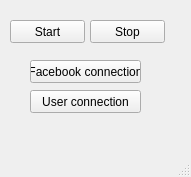
Old version of the form network-example/network-user/forms/UserMainWindow.ui in the repository hasboeuf/hb.
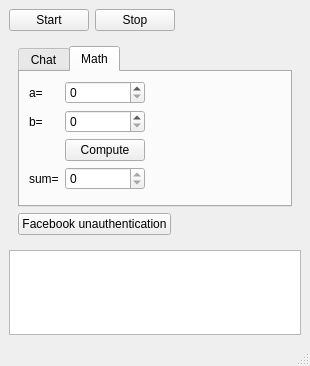
New version of the form. The open tabs and pages were chosen to show the change.

```diff
--- a/network-example/network-user/forms/UserMainWindow.ui
+++ b/network-example/network-user/forms/UserMainWindow.ui
@@ -6,66 +6,207 @@
    <rect>
     <x>0</x>
     <y>0</y>
-    <width>191</width>
-    <height>177</height>
+    <width>310</width>
+    <height>366</height>
    </rect>
   </property>
   <property name="windowTitle">
    <string>MainWindow</string>
   </property>
   <widget class="QWidget" name="centralwidget">
-   <widget class="QPushButton" name="ui_qpb_start">
-    <property name="geometry">
-     <rect>
-      <x>10</x>
-      <y>20</y>
-      <width>75</width>
-      <height>23</height>
-     </rect>
-    </property>
-    <property name="text">
-     <string>Start</string>
-    </property>
-   </widget>
-   <widget class="QPushButton" name="ui_qpb_stop">
-    <property name="geometry">
-     <rect>
-      <x>90</x>
-      <y>20</y>
-      <width>75</width>
-      <height>23</height>
-     </rect>
-    </property>
-    <property name="text">
-     <string>Stop</string>
-    </property>
-   </widget>
-   <widget class="QPushButton" name="ui_qpb_fb_connection">
-    <property name="geometry">
-     <rect>
-      <x>30</x>
-      <y>60</y>
-      <width>111</width>
-      <height>23</height>
-     </rect>
-    </property>
-    <property name="text">
-     <string>Facebook connection</string>
-    </property>
-   </widget>
-   <widget class="QPushButton" name="ui_qpb_user_connection">
-    <property name="geometry">
-     <rect>
-      <x>30</x>
-      <y>90</y>
-      <width>111</width>
-      <height>23</height>
-     </rect>
-    </property>
-    <property name="text">
-     <string>User connection</string>
-    </property>
-   </widget>
+   <layout class="QVBoxLayout" name="verticalLayout">
+    <item>
+     <layout class="QHBoxLayout" name="horizontalLayout">
+      <item>
+       <widget class="QPushButton" name="ui_qpb_start">
+        <property name="text">
+         <string>Start</string>
+        </property>
+       </widget>
+      </item>
+      <item>
+       <widget class="QPushButton" name="ui_qpb_stop">
+        <property name="text">
+         <string>Stop</string>
+        </property>
+       </widget>
+      </item>
+      <item>
+       <spacer name="horizontalSpacer">
+        <property name="orientation">
+         <enum>Qt::Horizontal</enum>
+        </property>
+        <property name="sizeHint" stdset="0">
+         <size>
+          <width>40</width>
+          <height>20</height>
+         </size>
+        </property>
+       </spacer>
+      </item>
+     </layout>
+    </item>
+    <item>
+     <widget class="QStackedWidget" name="ui_qsw_stack">
+      <property name="currentIndex">
+       <number>1</number>
+      </property>
+      <widget class="QWidget" name="ui_qw_welcome">
+       <layout class="QHBoxLayout" name="horizontalLayout_2">
+        <item>
+         <widget class="QLabel" name="label">
+          <property name="text">
+           <string>Bonjour.</string>
+          </property>
+         </widget>
+        </item>
+       </layout>
+      </widget>
+      <widget class="QWidget" name="ui_qw_auth">
+       <layout class="QHBoxLayout" name="horizontalLayout_3">
+        <item>
+         <widget class="QPushButton" name="ui_qpb_fb_authentication">
+          <property name="text">
+           <string>Facebook authentication</string>
+          </property>
+         </widget>
+        </item>
+       </layout>
+      </widget>
+      <widget class="QWidget" name="ui_qw_app">
+       <layout class="QVBoxLayout" name="verticalLayout_2">
+        <item>
+         <widget class="QTabWidget" name="tabWidget">
+          <property name="currentIndex">
+           <number>0</number>
+          </property>
+          <widget class="QWidget" name="tab">
+           <attribute name="title">
+            <string>Chat</string>
+           </attribute>
+           <layout class="QVBoxLayout" name="verticalLayout_3">
+            <item>
+             <widget class="QTextEdit" name="ui_qte_chat"/>
+            </item>
+            <item>
+             <layout class="QHBoxLayout" name="horizontalLayout_5">
+              <item>
+               <widget class="QLineEdit" name="ui_qle_text"/>
+              </item>
+              <item>
+               <widget class="QPushButton" name="ui_qpb_send">
+                <property name="text">
+                 <string>Send</string>
+                </property>
+               </widget>
+              </item>
+             </layout>
+            </item>
+           </layout>
+          </widget>
+          <widget class="QWidget" name="tab_2">
+           <attribute name="title">
+            <string>Math</string>
+           </attribute>
+           <layout class="QVBoxLayout" name="verticalLayout_4">
+            <item>
+             <layout class="QHBoxLayout" name="horizontalLayout_6">
+              <item>
+               <layout class="QFormLayout" name="formLayout">
+                <item row="0" column="0">
+                 <widget class="QLabel" name="label_2">
+                  <property name="text">
+                   <string>a=</string>
+                  </property>
+                 </widget>
+                </item>
+                <item row="1" column="0">
+                 <widget class="QLabel" name="label_3">
+                  <property name="text">
+                   <string>b=</string>
+                  </property>
+                 </widget>
+                </item>
+                <item row="0" column="1">
+                 <widget class="QSpinBox" name="ui_qsb_a"/>
+                </item>
+                <item row="1" column="1">
+                 <widget class="QSpinBox" name="ui_qsb_b"/>
+                </item>
+                <item row="3" column="0">
+                 <widget class="QLabel" name="label_5">
+                  <property name="text">
+                   <string>sum=</string>
+                  </property>
+                 </widget>
+                </item>
+                <item row="2" column="1">
+                 <widget class="QPushButton" name="ui_qpb_compute">
+                  <property name="text">
+                   <string>Compute</string>
+                  </property>
+                 </widget>
+                </item>
+                <item row="3" column="1">
+                 <widget class="QSpinBox" name="ui_qsb_sum">
+                  <property name="readOnly">
+                   <bool>true</bool>
+                  </property>
+                 </widget>
+                </item>
+               </layout>
+              </item>
+              <item>
+               <spacer name="horizontalSpacer_3">
+                <property name="orientation">
+                 <enum>Qt::Horizontal</enum>
+                </property>
+                <property name="sizeHint" stdset="0">
+                 <size>
+                  <width>40</width>
+                  <height>20</height>
+                 </size>
+                </property>
+               </spacer>
+              </item>
+             </layout>
+            </item>
+           </layout>
+          </widget>
+         </widget>
+        </item>
+        <item>
+         <layout class="QHBoxLayout" name="horizontalLayout_4">
+          <item>
+           <widget class="QPushButton" name="ui_qpb_fb_unauthentication">
+            <property name="text">
+             <string>Facebook unauthentication</string>
+            </property>
+           </widget>
+          </item>
+          <item>
+           <spacer name="horizontalSpacer_2">
+            <property name="orientation">
+             <enum>Qt::Horizontal</enum>
+            </property>
+            <property name="sizeHint" stdset="0">
+             <size>
+              <width>40</width>
+              <height>20</height>
+             </size>
+            </property>
+           </spacer>
+          </item>
+         </layout>
+        </item>
+       </layout>
+      </widget>
+     </widget>
+    </item>
+    <item>
+     <widget class="QTextEdit" name="ui_qte_console"/>
+    </item>
+   </layout>
   </widget>
   <widget class="QMenuBar" name="menubar">
    <property name="geometry">
```
Left out of the diff: 2 changed lines with no effect on the pictures.
